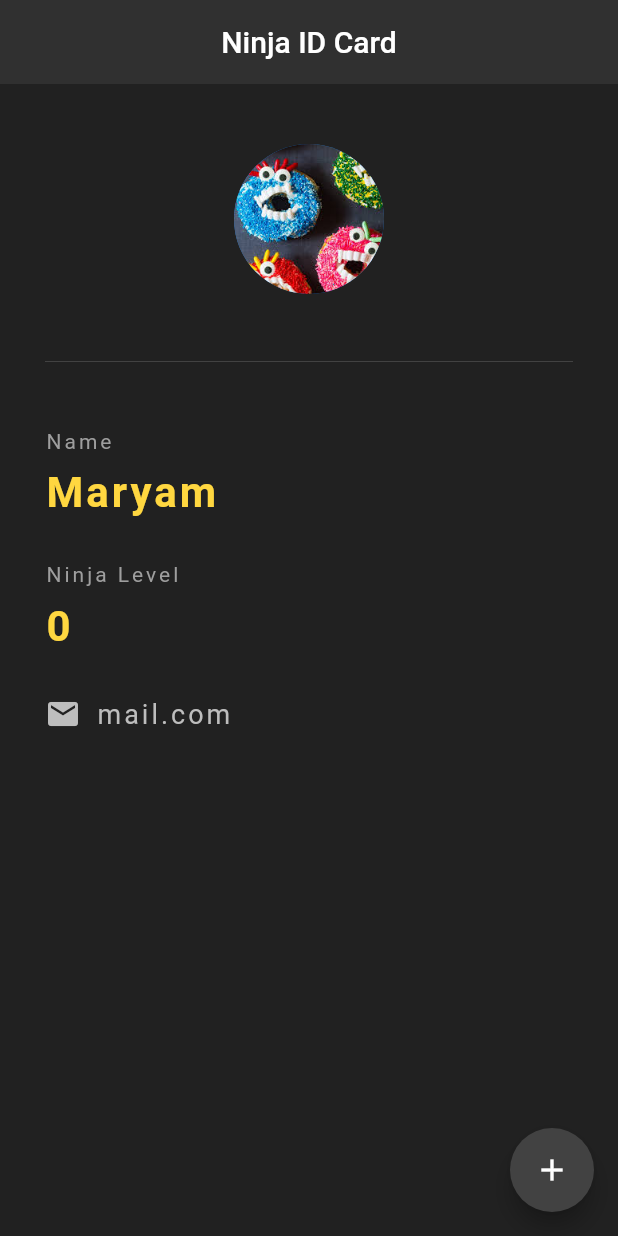
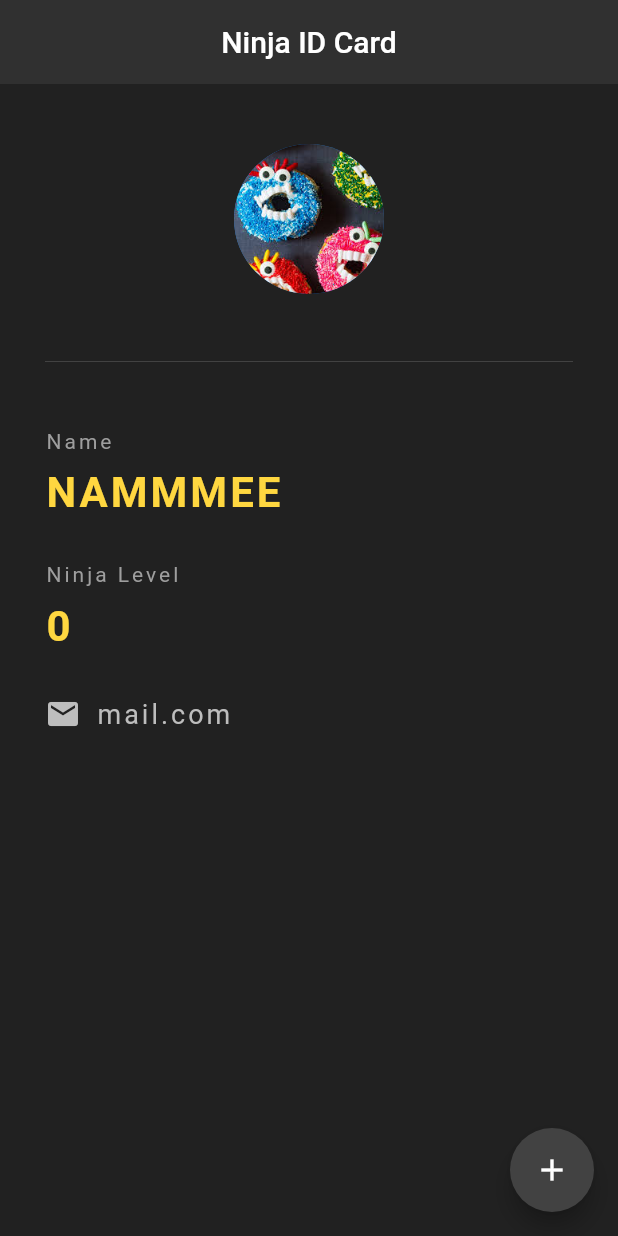
Before and after one commit to maryamsulemani/lil_app, a Flutter app: the screen it shows after launch, on a phone screen of 412 x 824 dp. Run offline on Flutter 3.47's test engine with Material 2 defaults, Android fonts, the phone set to English and light mode, and no system bars.

Commit message:
Update main.dart

```diff
--- a/lib/main.dart
+++ b/lib/main.dart
@@ -54,7 +54,7 @@ class _NinjaCardState extends State<NinjaCard> {
             ),
             ),
             SizedBox(height: 10.0),
-            Text("Maryam",
+            Text("NAMMMEE",
             style: TextStyle(
               color: Colors.amberAccent[200],
               letterSpacing: 2.0,
```
